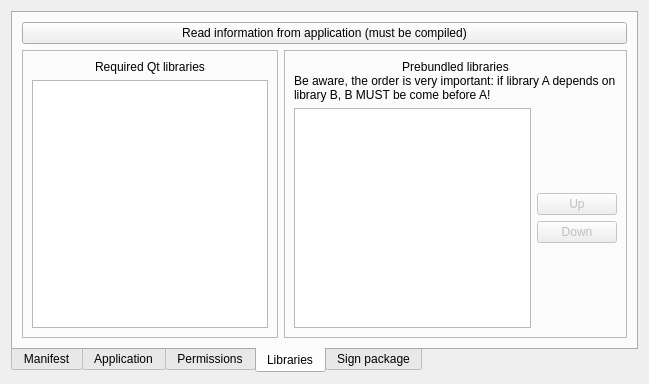
Above: src/plugins/android/androidpackagecreationwidget.ui from qt-creator/qt-creator before the change. Below: the same form after it.
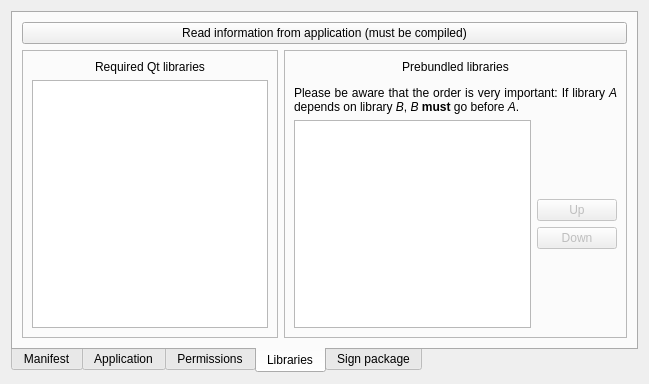
That is the form after the change. The open tabs and pages were chosen to show the change.

Diff of the .ui file:
```diff
--- a/src/plugins/android/androidpackagecreationwidget.ui
+++ b/src/plugins/android/androidpackagecreationwidget.ui
@@ -1022,15 +1022,8 @@
           <item row="0" column="0" colspan="2">
            <widget class="QLabel" name="label_5">
             <property name="text">
-             <string>&lt;!DOCTYPE HTML PUBLIC &quot;-//W3C//DTD HTML 4.0//EN&quot; &quot;http://www.w3.org/TR/REC-html40/strict.dtd&quot;&gt;
-&lt;html&gt;&lt;head&gt;&lt;meta name=&quot;qrichtext&quot; content=&quot;1&quot; /&gt;&lt;style type=&quot;text/css&quot;&gt;
-p, li { white-space: pre-wrap; }
-&lt;/style&gt;&lt;/head&gt;&lt;body style=&quot; font-family:'DejaVu Sans'; font-size:9pt; font-weight:400; font-style:normal;&quot;&gt;
-&lt;table border=&quot;0&quot; style=&quot;-qt-table-type: root; margin-top:4px; margin-bottom:4px; margin-left:4px; margin-right:4px;&quot;&gt;
-&lt;tr&gt;
-&lt;td style=&quot;border: none;&quot;&gt;
-&lt;p align=&quot;center&quot; style=&quot; margin-top:0px; margin-bottom:0px; margin-left:0px; margin-right:0px; -qt-block-indent:0; text-indent:0px;&quot;&gt;Prebundled libraries&lt;/p&gt;
-&lt;p style=&quot; margin-top:0px; margin-bottom:0px; margin-left:0px; margin-right:0px; -qt-block-indent:0; text-indent:0px;&quot;&gt;Be aware, the order is very important: if library A depends on library B, B MUST be come before A!&lt;/p&gt;&lt;/td&gt;&lt;/tr&gt;&lt;/table&gt;&lt;/body&gt;&lt;/html&gt;</string>
+             <string>&lt;center&gt;Prebundled libraries&lt;/center&gt;
+&lt;p align=&quot;justify&quot;&gt;Please be aware that the order is very important: If library &lt;i&gt;A&lt;/i&gt; depends on library &lt;i&gt;B&lt;/i&gt;, &lt;i&gt;B&lt;/i&gt; &lt;b&gt;must&lt;/b&gt; go before &lt;i&gt;A&lt;/i&gt;.&lt;/p&gt;</string>
             </property>
             <property name="wordWrap">
              <bool>true</bool>
```
Left out of the diff: 18 changed lines with no effect on the pictures.
